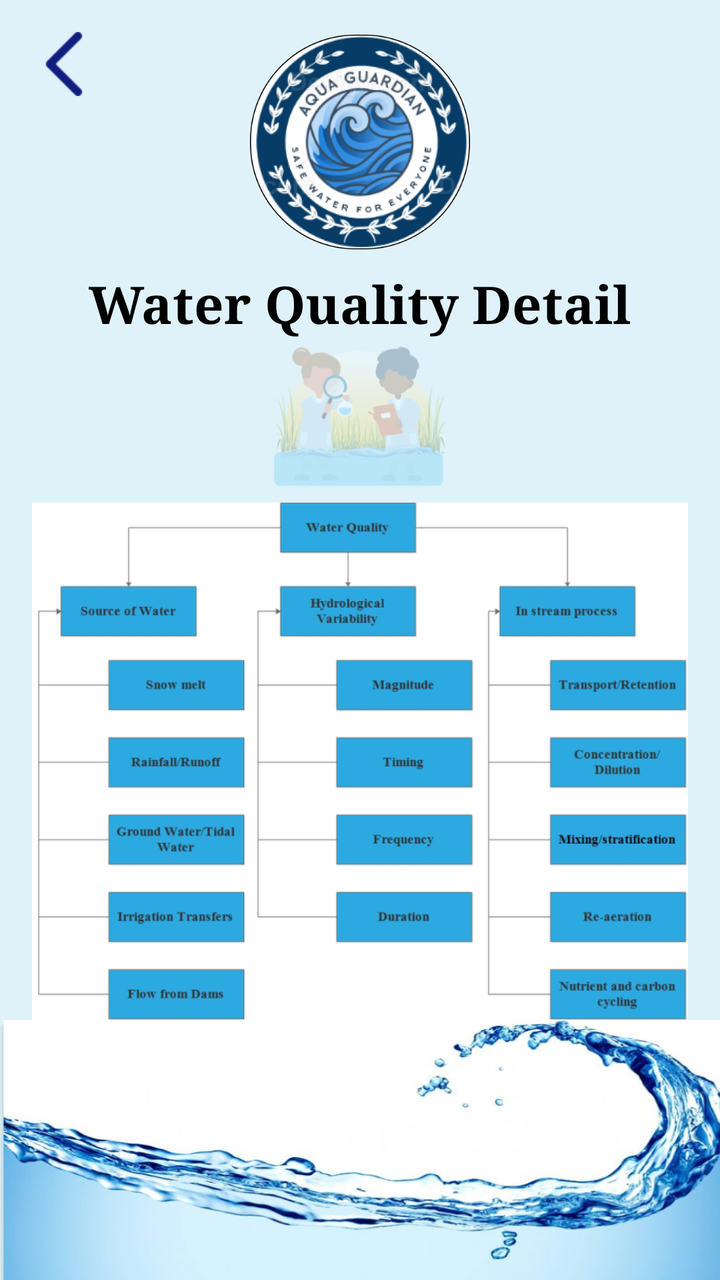
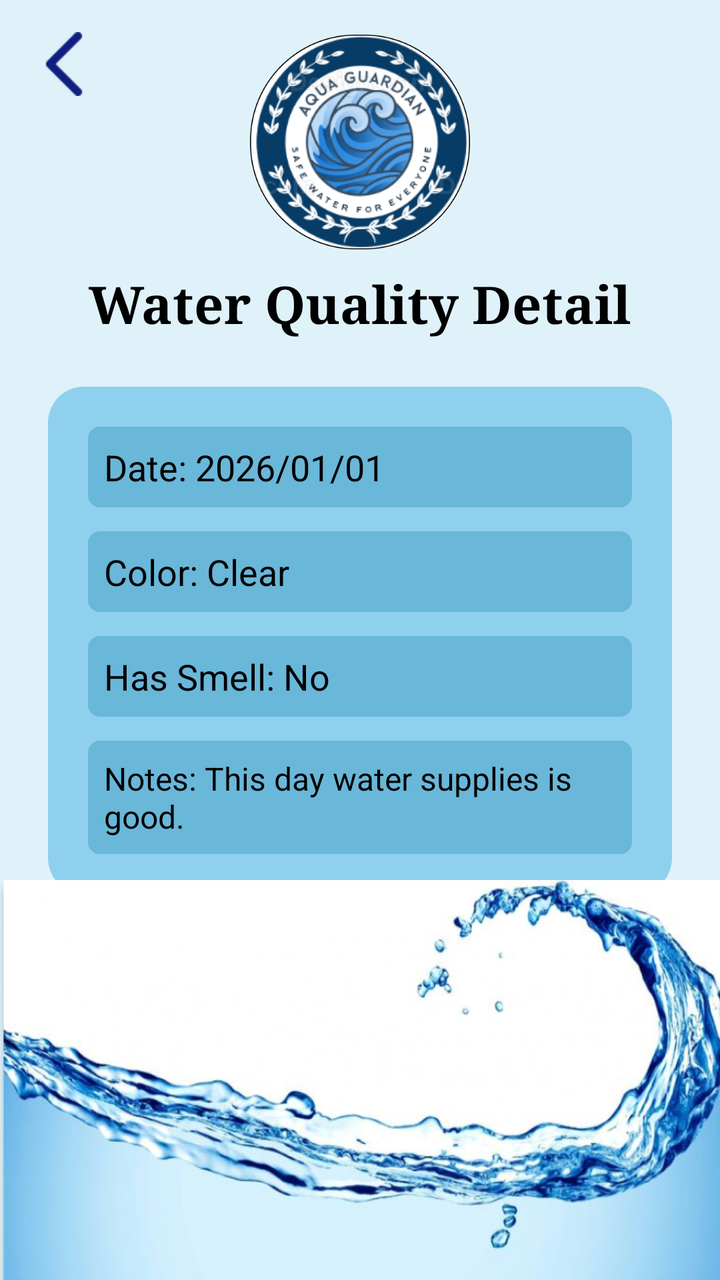

Compare the two renders of this Android layout. The source of the first and the diff that turns it into the second are given below.
<!-- AndroidManifest.xml: application theme Theme.AquaGuardian -->
<!-- res/layout/activity_water_detail.xml -->
<?xml version="1.0" encoding="utf-8"?>
<androidx.constraintlayout.widget.ConstraintLayout
    xmlns:android="http://schemas.android.com/apk/res/android"
    xmlns:app="http://schemas.android.com/apk/res-auto"
    xmlns:tools="http://schemas.android.com/tools"
    android:layout_width="match_parent"
    android:layout_height="match_parent"
    android:background="#DFF2FA"
    tools:context=".WaterDetailActivity">

    <ImageView
        android:id="@+id/btn_back"
        android:layout_width="32dp"
        android:layout_height="32dp"
        android:layout_marginStart="16dp"
        android:layout_marginTop="16dp"
        android:contentDescription="Back Button"
        android:src="@drawable/new_backarrow"
        app:tint="#0F1E80"
        app:layout_constraintStart_toStartOf="parent"
        app:layout_constraintTop_toTopOf="parent" />

    <ImageView
        android:id="@+id/img_logo"
        android:layout_width="110dp"
        android:layout_height="110dp"
        android:layout_marginTop="16dp"
        android:contentDescription="Aqua Guardian Logo"
        android:src="@drawable/aqua_logo"
        app:layout_constraintEnd_toEndOf="parent"
        app:layout_constraintStart_toStartOf="parent"
        app:layout_constraintTop_toTopOf="parent" />

    <TextView
        android:id="@+id/txtTitle"
        android:layout_width="wrap_content"
        android:layout_height="wrap_content"
        android:layout_marginTop="8dp"
        android:text="Water Quality Detail"
        android:textColor="#000000"
        android:textSize="26sp"
        android:textStyle="bold"
        android:fontFamily="serif"
        app:layout_constraintEnd_toEndOf="parent"
        app:layout_constraintStart_toStartOf="parent"
        app:layout_constraintTop_toBottomOf="@+id/img_logo" />

    <ImageView
        android:id="@+id/imgIllustration"
        android:layout_width="140dp"
        android:layout_height="70dp"
        android:layout_marginTop="4dp"
        android:src="@drawable/img_1"
        android:scaleType="fitCenter"
        app:layout_constraintEnd_toEndOf="parent"
        app:layout_constraintStart_toStartOf="parent"
        app:layout_constraintTop_toBottomOf="@+id/txtTitle" />


    <ScrollView
        android:layout_width="match_parent"
        android:layout_height="0dp"
        android:layout_marginTop="8dp"
        android:fillViewport="true"
        app:layout_constraintTop_toBottomOf="@+id/imgIllustration"
        app:layout_bottom_toTopOf="@+id/imgWaveContainer">

        <LinearLayout
            android:layout_width="match_parent"
            android:layout_height="wrap_content"
            android:orientation="vertical"
            android:paddingHorizontal="16dp"
            android:paddingBottom="20dp"
            android:gravity="center_horizontal">

            <ImageView
                android:id="@+id/imgFlowChart"
                android:layout_width="match_parent"
                android:layout_height="wrap_content"
                android:adjustViewBounds="true"
                android:scaleType="fitXY"
                android:src="@drawable/flowchart_1" />

        </LinearLayout>
    </ScrollView>


    <androidx.constraintlayout.widget.ConstraintLayout
        android:id="@+id/imgWaveContainer"
        android:layout_width="match_parent"
        android:layout_height="130dp"
        app:layout_constraintBottom_toBottomOf="parent">

        <ImageView
            android:layout_width="match_parent"
            android:layout_height="match_parent"
            android:scaleType="fitXY"
            android:src="@drawable/water_wave"
            tools:layout_editor_absoluteX="0dp"
            tools:layout_editor_absoluteY="-33dp" />

    </androidx.constraintlayout.widget.ConstraintLayout>

</androidx.constraintlayout.widget.ConstraintLayout>
<!-- resources referenced by this layout -->
<resources>
  <!-- drawable aqua_logo: png bitmap (drawable, 163800 bytes) -->
  <!-- drawable flowchart_1: png bitmap (drawable, 116011 bytes) -->
  <!-- drawable img_1: png bitmap (drawable, 29183 bytes) -->
  <!-- drawable new_backarrow: png bitmap (drawable, 497 bytes) -->
  <!-- drawable water_wave: png bitmap (drawable, 331140 bytes) -->
  <style name="Theme.AquaGuardian" parent="Base.Theme.AquaGuardian" />
  <style name="Base.Theme.AquaGuardian" parent="Theme.Material3.DayNight.NoActionBar">
          
          
      </style>
</resources>

<!-- the commit's change to res/layout/activity_water_detail.xml (unified diff, before → after) -->
@@ -45,60 +45,66 @@
         app:layout_constraintStart_toStartOf="parent"
         app:layout_constraintTop_toBottomOf="@+id/img_logo" />
 
-    <ImageView
-        android:id="@+id/imgIllustration"
-        android:layout_width="140dp"
-        android:layout_height="70dp"
-        android:layout_marginTop="4dp"
-        android:src="@drawable/img_1"
-        android:scaleType="fitCenter"
-        app:layout_constraintEnd_toEndOf="parent"
-        app:layout_constraintStart_toStartOf="parent"
-        app:layout_constraintTop_toBottomOf="@+id/txtTitle" />
+    <LinearLayout
+        android:id="@+id/detailCard"
+        android:layout_width="match_parent"
+        android:layout_height="wrap_content"
+        android:layout_margin="24dp"
+        android:background="@drawable/card_bg"
+        android:orientation="vertical"
+        android:padding="20dp"
+        app:layout_constraintTop_toBottomOf="@id/txtTitle">
 
-
-    <ScrollView
-        android:layout_width="match_parent"
-        android:layout_height="0dp"
-        android:layout_marginTop="8dp"
-        android:fillViewport="true"
-        app:layout_constraintTop_toBottomOf="@+id/imgIllustration"
-        app:layout_bottom_toTopOf="@+id/imgWaveContainer">
-
-        <LinearLayout
+        <TextView
+            android:id="@+id/tvDetailDate"
             android:layout_width="match_parent"
             android:layout_height="wrap_content"
-            android:orientation="vertical"
-            android:paddingHorizontal="16dp"
-            android:paddingBottom="20dp"
-            android:gravity="center_horizontal">
+            android:text="Date: 2026/01/01"
+            android:textSize="18sp"
+            android:textColor="#000"
+            android:background="@drawable/small_box"
+            android:padding="8dp"/>
 
-            <ImageView
-                android:id="@+id/imgFlowChart"
-                android:layout_width="match_parent"
-                android:layout_height="wrap_content"
-                android:adjustViewBounds="true"
-                android:scaleType="fitXY"
-                android:src="@drawable/flowchart_1" />
+        <TextView
+            android:id="@+id/tvDetailColor"
+            android:layout_width="match_parent"
+            android:layout_height="wrap_content"
+            android:layout_marginTop="12dp"
+            android:text="Color: Clear"
+            android:textSize="18sp"
+            android:textColor="#000"
+            android:background="@drawable/small_box"
+            android:padding="8dp"/>
 
-        </LinearLayout>
-    </ScrollView>
+        <TextView
+            android:id="@+id/tvDetailSmell"
+            android:layout_width="match_parent"
+            android:layout_height="wrap_content"
+            android:layout_marginTop="12dp"
+            android:text="Has Smell: No"
+            android:textSize="18sp"
+            android:textColor="#000"
+            android:background="@drawable/small_box"
+            android:padding="8dp"/>
 
+        <TextView
+            android:id="@+id/tvDetailNotes"
+            android:layout_width="match_parent"
+            android:layout_height="wrap_content"
+            android:layout_marginTop="12dp"
+            android:text="Notes: This day water supplies is good."
+            android:textSize="16sp"
+            android:textColor="#000"
+            android:background="@drawable/small_box"
+            android:padding="8dp"/>
+    </LinearLayout>
 
-    <androidx.constraintlayout.widget.ConstraintLayout
+    <ImageView
         android:id="@+id/imgWaveContainer"
         android:layout_width="match_parent"
-        android:layout_height="130dp"
-        app:layout_constraintBottom_toBottomOf="parent">
-
-        <ImageView
-            android:layout_width="match_parent"
-            android:layout_height="match_parent"
-            android:scaleType="fitXY"
-            android:src="@drawable/water_wave"
-            tools:layout_editor_absoluteX="0dp"
-            tools:layout_editor_absoluteY="-33dp" />
-
-    </androidx.constraintlayout.widget.ConstraintLayout>
+        android:layout_height="200dp"
+        android:scaleType="fitXY"
+        android:src="@drawable/water_wave"
+        app:layout_constraintBottom_toBottomOf="parent" />
 
 </androidx.constraintlayout.widget.ConstraintLayout>
<!-- resource entries referenced after the edit -->
@@ -1,9 +1,25 @@
 <!-- resources referenced by this layout -->
 <resources>
   <!-- drawable aqua_logo: png bitmap (drawable, 163800 bytes) -->
-  <!-- drawable flowchart_1: png bitmap (drawable, 116011 bytes) -->
-  <!-- drawable img_1: png bitmap (drawable, 29183 bytes) -->
+  <!-- drawable card_bg (drawable) -->
+  <?xml version="1.0" encoding="utf-8"?>
+  <shape xmlns:android="http://schemas.android.com/apk/res/android">
+  
+      <solid android:color="#8FD0EE"/>
+  
+      <corners android:radius="18dp"/>
+  
+  </shape>
   <!-- drawable new_backarrow: png bitmap (drawable, 497 bytes) -->
+  <!-- drawable small_box (drawable) -->
+  <?xml version="1.0" encoding="utf-8"?>
+  <shape xmlns:android="http://schemas.android.com/apk/res/android">
+  
+      <solid android:color="#69B7D9"/>
+  
+      <corners android:radius="6dp"/>
+  
+  </shape>
   <!-- drawable water_wave: png bitmap (drawable, 331140 bytes) -->
   <style name="Theme.AquaGuardian" parent="Base.Theme.AquaGuardian" />
   <style name="Base.Theme.AquaGuardian" parent="Theme.Material3.DayNight.NoActionBar">
